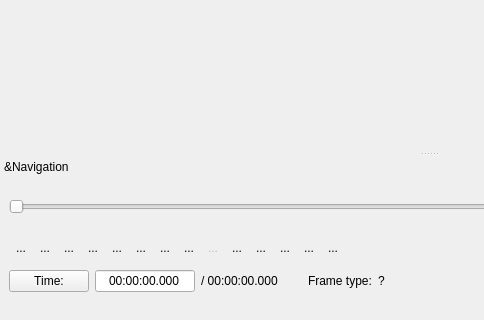
Before: the Qt Designer form avidemux/qt4/ADM_userInterfaces/ADM_gui/gui2.ui in mean00/avidemux2, drawn with Qt 5; both pictures show x 0 to 484 and y 543 to 863 of the 858 by 863 pixel window.
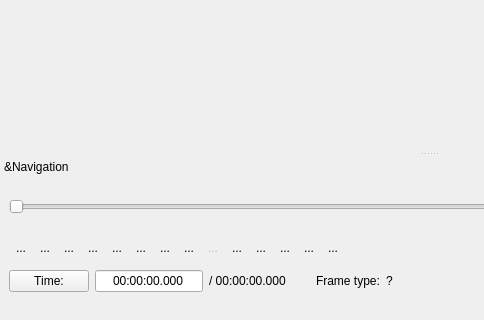
After: the same form once the commit is applied. Icons and pictures are not drawn. Custom widgets are drawn as their Qt base class.

Commit message: [ui/qt] bigger time display (flexible/euma)

```diff
--- a/avidemux/qt4/ADM_userInterfaces/ADM_gui/gui2.ui
+++ b/avidemux/qt4/ADM_userInterfaces/ADM_gui/gui2.ui
@@ -1335,15 +1335,14 @@
          <item>
           <widget class="QLineEdit" name="currentTime">
            <property name="sizePolicy">
-            <sizepolicy hsizetype="Fixed" vsizetype="Fixed">
+            <sizepolicy hsizetype="Minimum" vsizetype="Maximum">
              <horstretch>0</horstretch>
              <verstretch>0</verstretch>
             </sizepolicy>
            </property>
-           <property name="maximumSize">
+           <property name="minimumSize">
             <size>
              <width>100</width>
-             <height>16777215</height>
             </size>
            </property>
            <property name="text">
@@ -1363,7 +1362,7 @@
          <item>
           <widget class="QLabel" name="totalTime">
            <property name="sizePolicy">
-            <sizepolicy hsizetype="Minimum" vsizetype="Fixed">
+            <sizepolicy hsizetype="Minimum" vsizetype="Maximum">
              <horstretch>0</horstretch>
              <verstretch>0</verstretch>
             </sizepolicy>
```
